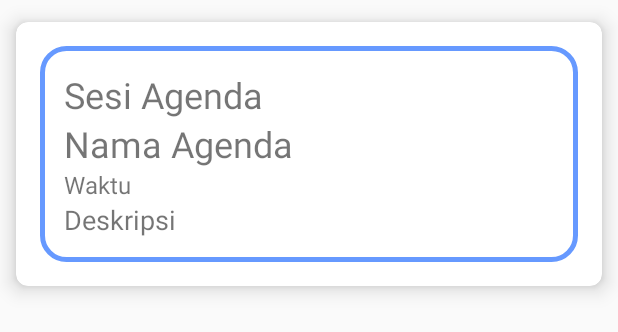
After one commit to anggastudent/digimicePanitia, an Android app: the layout item_agenda.xml on its own in the app's theme, with its tools: preview values and no code run, on a phone screen of 412 x 824 dp. The commit adds this screen. Shown: the top 332 px of the screen. Run offline under Robolectric (Android 15) with nearby library versions, the phone set to English and light mode, and no system bars; network calls fail.

Commit message:
membuat halaman daftar agenda event dan memperbaiki tambah event

```diff
--- /dev/null
+++ b/app/src/main/res/layout/item_agenda.xml
@@ -0,0 +1,50 @@
+<?xml version="1.0" encoding="utf-8"?>
+<androidx.cardview.widget.CardView xmlns:android="http://schemas.android.com/apk/res/android"
+    android:layout_width="match_parent"
+    android:layout_height="wrap_content"
+    xmlns:app="http://schemas.android.com/apk/res-auto"
+    app:cardCornerRadius="8dp"
+    app:cardElevation="8dp"
+    app:cardUseCompatPadding="true"
+    xmlns:tools="http://schemas.android.com/tools">
+
+    <LinearLayout
+        android:layout_width="match_parent"
+        android:layout_height="wrap_content"
+        android:padding="16dp"
+        android:layout_margin="16dp"
+        android:background="@drawable/border_form"
+
+        android:orientation="vertical">
+
+        <TextView
+            android:id="@+id/sesion_agenda"
+            android:layout_width="match_parent"
+            android:layout_height="wrap_content"
+            android:textSize="24sp"
+            tools:text="Sesi Agenda"/>
+
+        <TextView
+            android:id="@+id/name_agenda"
+            android:layout_width="match_parent"
+            android:layout_height="wrap_content"
+            android:textSize="24sp"
+            tools:text="Nama Agenda"/>
+
+        <TextView
+            android:id="@+id/waktu_agenda"
+            android:layout_width="match_parent"
+            android:layout_height="wrap_content"
+            android:textSize="16sp"
+            tools:text="Waktu"/>
+
+        <TextView
+            android:id="@+id/description_agenda"
+            android:layout_width="match_parent"
+            android:layout_height="wrap_content"
+            android:textSize="18sp"
+            tools:text="Deskripsi"/>
+
+    </LinearLayout>
+
+</androidx.cardview.widget.CardView>
```
Also changed, not shown: app/src/main/AndroidManifest.xml (+9 -7 lines), app/src/main/java/com/example/digimiceconferent/Activity/AddAgenda.java (added, +16 -0 lines), app/src/main/java/com/example/digimiceconferent/Activity/KelolaPacket.java (+6 -1 lines), app/src/main/java/com/example/digimiceconferent/Adapter/RecyclerViewAgendaAdapter.java (added, +70 -0 lines), app/src/main/java/com/example/digimiceconferent/Fragment/AgendaFragment.java (+56 -0 lines), app/src/main/java/com/example/digimiceconferent/MainViewModel.java (+41 -0 lines), app/src/main/java/com/example/digimiceconferent/Model/Agenda.java (added, +90 -0 lines), app/src/main/res/drawable/ic_add_black_24dp.xml (added, +9 -0 lines), app/src/main/res/layout/activity_add_agenda.xml (added, +9 -0 lines), app/src/main/res/layout/fragment_agenda.xml (+26 -5 lines).
